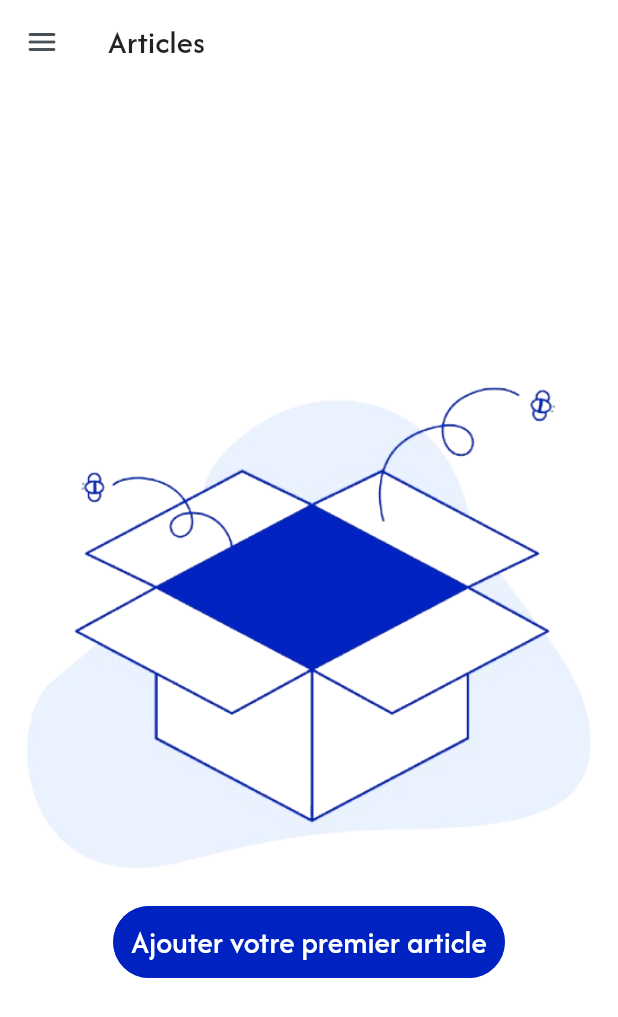
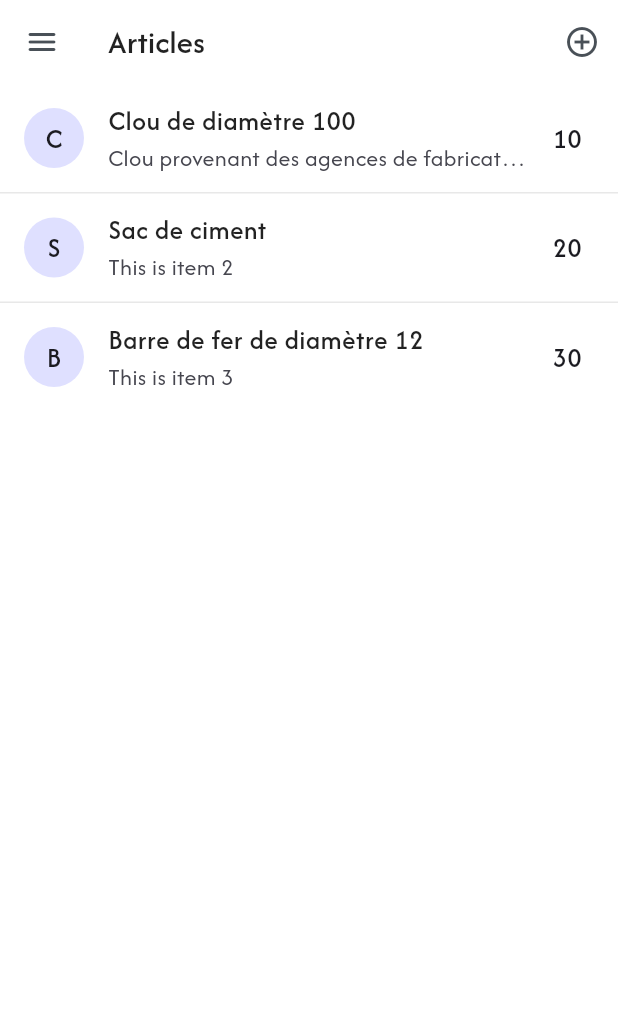
Before and after one commit to Asmitta-01/StockPro---Mobile-app, a Flutter app: the ItemsScreen screen opened by its route, on a phone screen of 412 x 824 dp. Shown: the top 1017 px of the screen. Run offline on Flutter 3.47's test engine with Material 3 defaults, Android fonts, the phone set to English and light mode, and no system bars; our stand-ins replace get, loading_animation_widget, package_info_plus, shared_preferences, step_progress_indicator; accounts and stored records are empty.

Commit message:
Updated Items screen

```diff
--- a/lib/controllers/items/items_controller.dart
+++ b/lib/controllers/items/items_controller.dart
@@ -7,13 +7,69 @@ class ItemsController extends GetxController {
   GlobalKey<ScaffoldState> scaffoldKey = GlobalKey<ScaffoldState>();
   final int pagePosition = 2;
 
-  List<Item> items = [];
+  List<Item> selectedItems = [];
+
+  List<Item> items = [
+    Item(
+      id: 1,
+      name: 'Clou de diamètre 100',
+      price: 100,
+      quantity: 10,
+      description:
+          'Clou provenant des agences de fabrication de fers du pays. Il ne rouille pas.',
+    ),
+    Item(
+      id: 2,
+      name: 'Sac de ciment',
+      price: 6000,
+      quantity: 20,
+      description: 'This is item 2',
+    ),
+    Item(
+      id: 3,
+      name: 'Barre de fer de diamètre 12',
+      price: 3000,
+      quantity: 30,
+      description: 'This is item 3',
+    ),
+  ];
 
   void openDrawer() {
     scaffoldKey.currentState!.openDrawer();
   }
 
+  void selectItem(Item item) {
+    selectedItems.add(item);
+    update();
+  }
+
+  void removeSelectedItem(Item item) {
+    selectedItems.remove(item);
+    update();
+  }
+
+  void selectAllItems() {
+    selectedItems.clear();
+    selectedItems.addAll(items);
+    update();
+  }
+
+  void clearSelection() {
+    selectedItems.clear();
+    update();
+  }
+
+  void deleteSelectedItems() {
+    items.removeWhere((item) => selectedItems.contains(item));
+    selectedItems.clear();
+    update();
+  }
+
   void goToAddItemScreen() {
     Get.toNamed(Routes.addItem);
   }
+
+  void goToItemDetailsScreen(Item item) {
+    // Get.toNamed(Routes.itemDetails, arguments: item);
+  }
 }
--- a/lib/models/item.dart
+++ b/lib/models/item.dart
@@ -1,10 +1,18 @@
 class Item {
   int? id;
   String name;
-  String price;
+  double price;
   String? image;
   String description;
   int quantity;
+
+  int? _stockThreshold;
+
+  int get stockThreshold => _stockThreshold!;
+
+  set stockThreshold(int value) {
+    _stockThreshold = value;
+  }
 
   Item({
     this.id,
--- a/lib/views/items/items_screen.dart
+++ b/lib/views/items/items_screen.dart
@@ -19,6 +19,36 @@ class ItemsScreen extends GetView<ItemsController> {
               onTap: controller.openDrawer,
               child: const Icon(Icons.menu_rounded),
             ),
+            actions: controller.selectedItems.isNotEmpty
+                ? [
+                    IconButton(
+                      onPressed: null,
+                      icon: Text("${controller.selectedItems.length}"),
+                    ),
+                    IconButton(
+                      onPressed: controller.items.length ==
+                              controller.selectedItems.length
+                          ? controller.clearSelection
+                          : controller.selectAllItems,
+                      icon: Icon(
+                        controller.items.length ==
+                                controller.selectedItems.length
+                            ? Icons.deselect
+                            : Icons.select_all,
+                      ),
+                    ),
+                    IconButton(
+                      onPressed: controller.deleteSelectedItems,
+                      icon: const Icon(Icons.delete_outline),
+                    ),
+                  ]
+                : [
+                    if (controller.items.isNotEmpty)
+                      IconButton(
+                        onPressed: controller.goToAddItemScreen,
+                        icon: const Icon(Icons.add_circle_outline),
+                      ),
+                  ],
           ),
           drawerEnableOpenDragGesture: true,
           drawer: DrawerWidget(
@@ -34,16 +64,51 @@ class ItemsScreen extends GetView<ItemsController> {
   }
 
   ListView _buildItemsList(ItemsController controller) {
-    return ListView.builder(
+    return ListView.separated(
       itemCount: controller.items.length,
       shrinkWrap: true,
       itemBuilder: (context, index) {
         return ListTile(
           title: Text(controller.items[index].name),
-          subtitle: Text(controller.items[index].description),
-          trailing: Text(controller.items[index].price.toString()),
+          subtitle: Text(
+            controller.items[index].description,
+            overflow: TextOverflow.ellipsis,
+          ),
+          leading: controller.selectedItems.contains(controller.items[index])
+              ? CircleAvatar(
+                  backgroundColor: Get.theme.colorScheme.primary,
+                  child: Icon(
+                    Icons.check,
+                    color: Get.theme.colorScheme.onPrimary,
+                  ),
+                )
+              : CircleAvatar(
+                  child: Text(
+                    controller.items[index].name[0].toUpperCase(),
+                    style: Get.textTheme.bodyLarge,
+                  ),
+                ),
+          onTap: () {
+            if (controller.selectedItems.isEmpty) {
+              controller.goToItemDetailsScreen(controller.items[index]);
+            } else if (controller.selectedItems
+                .contains(controller.items[index])) {
+              controller.removeSelectedItem(controller.items[index]);
+            } else {
+              controller.selectItem(controller.items[index]);
+            }
+          },
+          onLongPress: () {
+            controller.selectItem(controller.items[index]);
+          },
+          trailing: Text(
+            controller.items[index].quantity.toString(),
+            style: Get.textTheme.bodyLarge,
+          ),
         );
       },
+      separatorBuilder: (BuildContext context, int index) =>
+          const Divider(height: 1),
     );
   }
 
```
